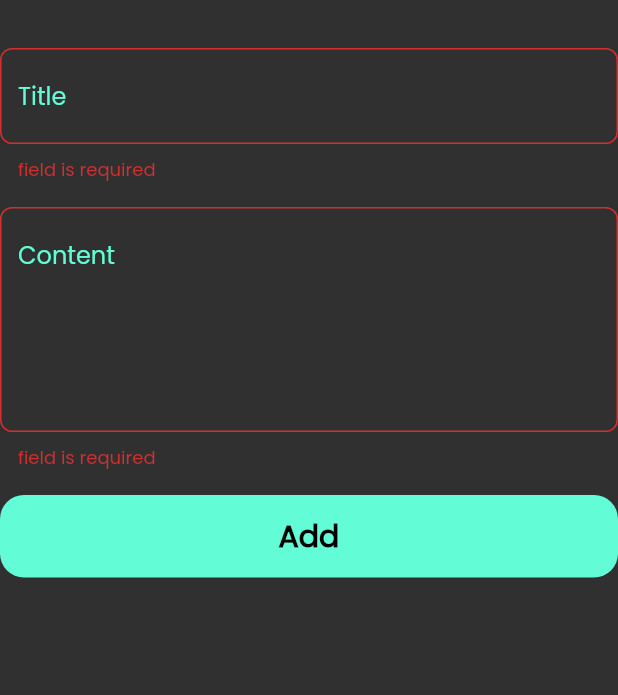
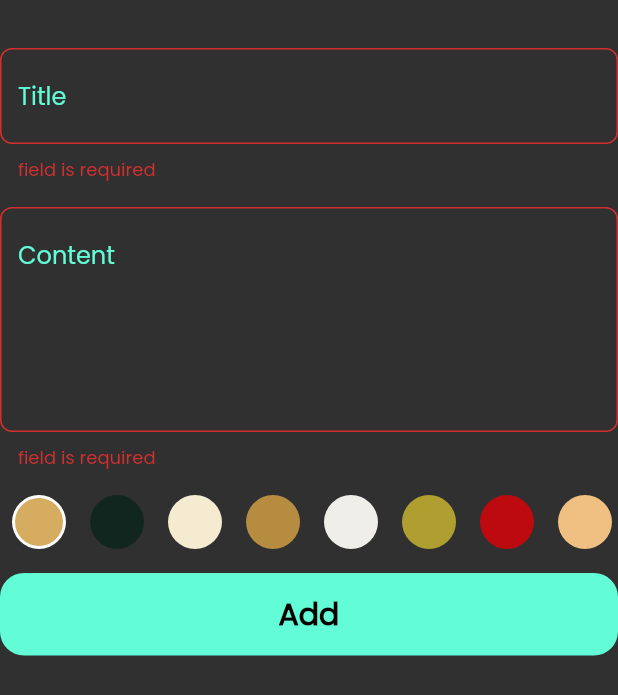
Before and after one commit to eiadHany/notes_app, a Flutter app: the AddNoteForm widget shown alone on an empty page, opened directly, after a tap on "Add", on a phone screen of 412 x 824 dp. Shown: the top 695 px of the screen. Run offline on Flutter 3.47's test engine with Material 2 defaults, Android fonts, the phone set to English and light mode, and no system bars; our stand-ins replace bloc, flutter_bloc, hive, hive_flutter; accounts and stored records are empty.

Commit message:
Add colors list view to edit note view

```diff
--- a/lib/constants.dart
+++ b/lib/constants.dart
@@ -2,3 +2,13 @@ import 'package:flutter/material.dart';
 
 const kPrimaryColor = Color(0XFF62fcd7);
 const kNotesBox = 'notes_box';
+const List<Color> kColors = [
+  Color(0xffD6AD60),
+  Color(0xff122620),
+  Color(0xffF4EBD0),
+  Color(0xffB68D40),
+  Color(0xffEFEEE9),
+  Color(0xffAF9F30),
+  Color(0xffBC0A0F),
+  Color(0xffEFC081),
+];
--- a/lib/cubits/cubit/add_note_cubit.dart
+++ b/lib/cubits/cubit/add_note_cubit.dart
@@ -1,6 +1,6 @@
 import 'package:bloc/bloc.dart';
+import 'package:flutter/material.dart';
 import 'package:hive_flutter/adapters.dart';
-import 'package:meta/meta.dart';
 import 'package:notes_app/Models/note_model.dart';
 import 'package:notes_app/constants.dart';
 
@@ -8,8 +8,9 @@ part 'add_note_state.dart';
 
 class AddNoteCubit extends Cubit<AddNoteState> {
   AddNoteCubit() : super(AddNoteInitial());
-
+  Color color = const Color(0xffD6AD60);
   addNote(NoteModel note) async {
+    note.color = color.value;
     emit(AddNoteLoading());
     try {
       var notesBox = Hive.box<NoteModel>(kNotesBox);
--- a/lib/views/notes_view.dart
+++ b/lib/views/notes_view.dart
@@ -2,7 +2,7 @@ import 'package:flutter/material.dart';
 
 import 'package:notes_app/views/weidgets/notes_view_body.dart';
 
-import 'weidgets/add_note_model_sheet.dart';
+import 'weidgets/add_note_bottom_sheet.dart';
 
 class NotesView extends StatelessWidget {
   const NotesView({super.key});
--- a/lib/views/weidgets/add_note_model_sheet.dart
+++ b/lib/views/weidgets/add_note_bottom_sheet.dart
@@ -7,6 +7,7 @@ import 'package:notes_app/cubits/cubit/add_note_cubit.dart';
 import 'package:notes_app/cubits/cubit/cubit/cubit/notes_cubit.dart';
 
 import 'custom_button.dart';
+import 'custom_color_list_view.dart';
 import 'custom_text_field.dart';
 
 class AddNoteModelSheet extends StatelessWidget {
@@ -86,6 +87,10 @@ class _AddNoteFormState extends State<AddNoteForm> {
           const SizedBox(
             height: 16,
           ),
+          const ColorsListView(),
+          const SizedBox(
+            height: 16,
+          ),
           BlocBuilder<AddNoteCubit, AddNoteState>(
             builder: (context, state) {
               return CustomButton(
@@ -93,13 +98,11 @@ class _AddNoteFormState extends State<AddNoteForm> {
                 onTap: () {
                   if (formKey.currentState!.validate()) {
                     formKey.currentState!.save();
-                    var currentDate = DateTime.now();
-                    var formattedDateCurrent =
-                        DateFormat.yMd().format(currentDate);
+
                     var noteModel = NoteModel(
                         title: title!,
                         subTitle: subTitle!,
-                        date: formattedDateCurrent,
+                        date: formatDate(),
                         color: Colors.blue.value);
                     BlocProvider.of<AddNoteCubit>(context).addNote(noteModel);
                   } else {
@@ -117,4 +120,10 @@ class _AddNoteFormState extends State<AddNoteForm> {
       ),
     );
   }
+
+  String formatDate() {
+    var currentDate = DateTime.now();
+    var formattedDateCurrent = DateFormat.yMd().format(currentDate);
+    return formattedDateCurrent;
+  }
 }
--- /dev/null
+++ b/lib/views/weidgets/custom_color_item.dart
@@ -0,0 +1,27 @@
+import 'package:flutter/material.dart';
+
+class ColorItem extends StatelessWidget {
+  const ColorItem({
+    super.key,
+    required this.isActive,
+    required this.color,
+  });
+  final bool isActive;
+  final Color color;
+  @override
+  Widget build(BuildContext context) {
+    return isActive
+        ? CircleAvatar(
+            radius: 20,
+            backgroundColor: Colors.white,
+            child: CircleAvatar(
+              radius: 16,
+              backgroundColor: color,
+            ),
+          )
+        : CircleAvatar(
+            radius: 20,
+            backgroundColor: color,
+          );
+  }
+}
--- /dev/null
+++ b/lib/views/weidgets/custom_color_list_view.dart
@@ -0,0 +1,43 @@
+import 'package:flutter/material.dart';
+import 'package:flutter_bloc/flutter_bloc.dart';
+import 'package:notes_app/constants.dart';
+import 'package:notes_app/cubits/cubit/add_note_cubit.dart';
+
+import 'package:notes_app/views/weidgets/custom_color_item.dart';
+
+class ColorsListView extends StatefulWidget {
+  const ColorsListView({super.key});
+
+  @override
+  State<ColorsListView> createState() => _ColorsListViewState();
+}
+
+class _ColorsListViewState extends State<ColorsListView> {
+  int currentIndex = 0;
+  @override
+  Widget build(BuildContext context) {
+    return SizedBox(
+      height: 18 * 2,
+      child: ListView.builder(
+        scrollDirection: Axis.horizontal,
+        itemCount: kColors.length,
+        itemBuilder: (context, index) {
+          return Padding(
+              padding: const EdgeInsets.symmetric(horizontal: 6),
+              child: GestureDetector(
+                onTap: () {
+                  currentIndex = index;
+                  BlocProvider.of<AddNoteCubit>(context).color = kColors[index];
+
+                  setState(() {});
+                },
+                child: ColorItem(
+                  color: kColors[index],
+                  isActive: currentIndex == index,
+                ),
+              ));
+        },
+      ),
+    );
+  }
+}
--- a/lib/views/weidgets/custom_note_item.dart
+++ b/lib/views/weidgets/custom_note_item.dart
@@ -2,7 +2,7 @@ import 'package:flutter/material.dart';
 import 'package:flutter_bloc/flutter_bloc.dart';
 import 'package:notes_app/Models/note_model.dart';
 import 'package:notes_app/cubits/cubit/cubit/cubit/notes_cubit.dart';
-import 'package:notes_app/views/edit_notes_view_bodey.dart';
+import 'package:notes_app/views/edit_notes_view_body.dart';
 
 class NoteItem extends StatelessWidget {
   const NoteItem({super.key, required this.note});
```
Also changed, not shown: lib/views/edit_notes_view_body.dart (renamed from lib/views/edit_notes_view_bodey.dart, +8 -1 lines), lib/views/weidgets/edit_notes_colors_list_view.dart (added, +48 -0 lines).
